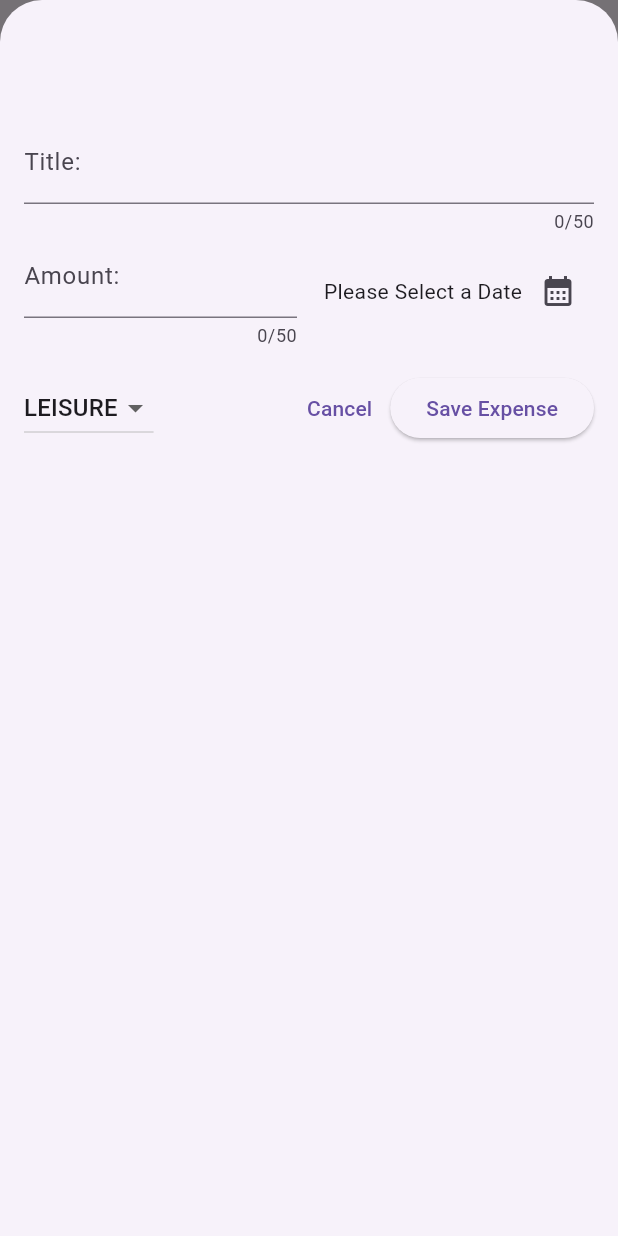
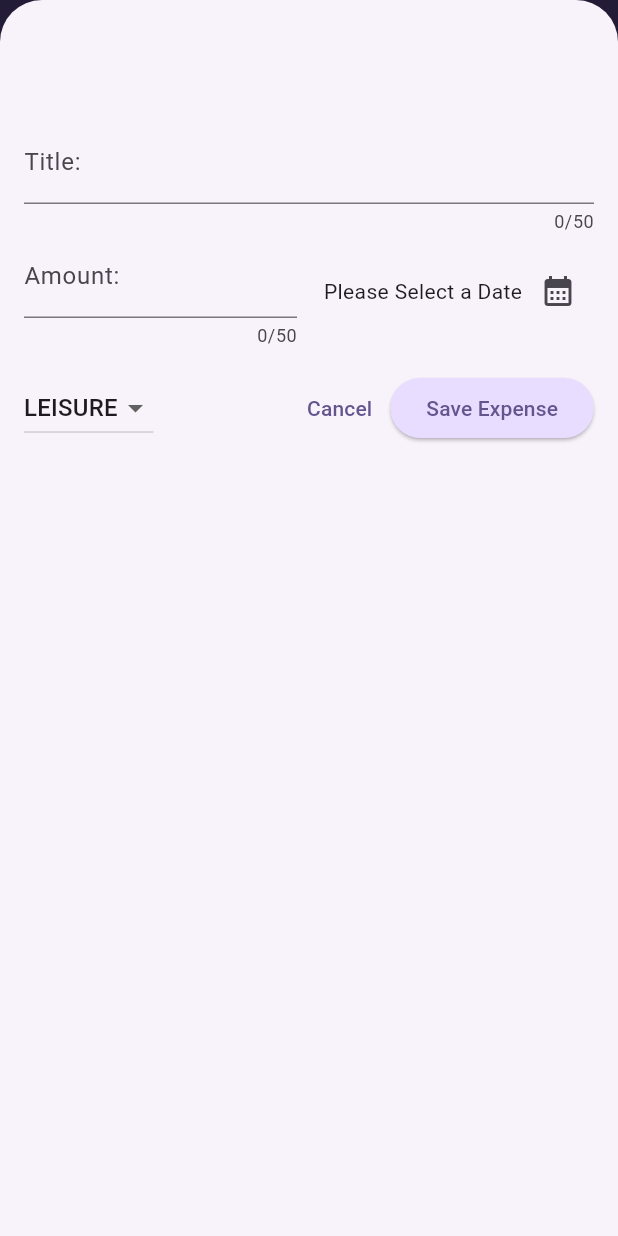
Before and after one commit to B0ilingT/expense-tracker-demo-app, a Flutter app: the screen it shows after launch, after a tap on the "add" icon, on a phone screen of 412 x 824 dp. Run offline on Flutter 3.47's test engine with Material 3 defaults, Android fonts, the phone set to English and light mode, and no system bars.

Commit message:
Added some theming

```diff
--- a/Flutter Projects/TestFinance/expense_tracker/lib/main.dart
+++ b/Flutter Projects/TestFinance/expense_tracker/lib/main.dart
@@ -1,10 +1,30 @@
 import 'package:flutter/material.dart';
 import 'package:expense_tracker/widgets/expenses.dart';
 
+var kColourScheme = ColorScheme.fromSeed(
+  seedColor: const Color.fromARGB(255, 96, 59, 181)
+);
+
 void main() {
   runApp(
-    const MaterialApp(
-      home: Expenses(),
+    MaterialApp(
+      theme: ThemeData().copyWith(
+        colorScheme: kColourScheme,
+        appBarTheme: const AppBarTheme().copyWith(
+          backgroundColor: kColourScheme.onPrimaryContainer,
+          foregroundColor: kColourScheme.primaryContainer
+        ),
+        cardTheme: const CardTheme().copyWith(
+            color: kColourScheme.secondaryContainer,
+            margin: const EdgeInsets.symmetric(horizontal: 16, vertical: 8)
+        ),
+        elevatedButtonTheme: ElevatedButtonThemeData(
+          style: ElevatedButton.styleFrom(
+            backgroundColor: kColourScheme.primaryContainer,
+          )
+        )
+      ),
+      home: const Expenses(),
     ),
   );
 }
```
Also changed, not shown: Flutter Projects/TestFinance/expense_tracker/lib/widgets/expenses.dart (+6 -2 lines).
